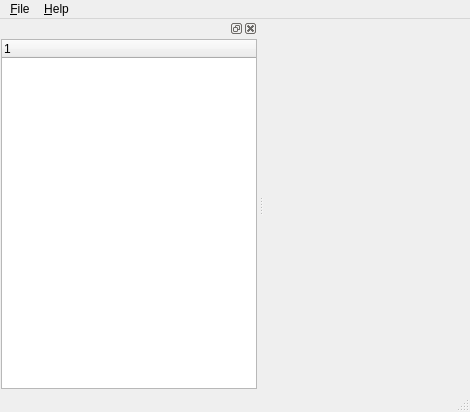
Old version of the form src/ui/mainwindow.ui in the repository jablonkai/QDictionary.
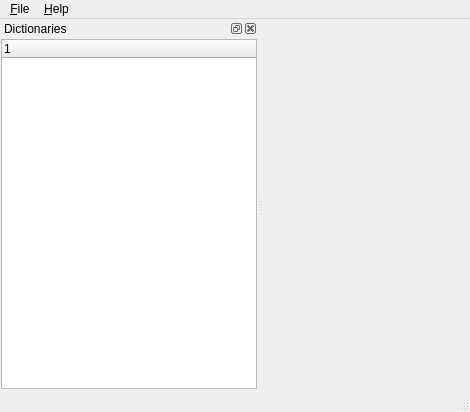
New version of the form. Custom widgets are drawn as their Qt base class.

```diff
--- a/src/ui/mainwindow.ui
+++ b/src/ui/mainwindow.ui
@@ -47,6 +47,9 @@
    <property name="allowedAreas" >
     <set>Qt::LeftDockWidgetArea|Qt::NoDockWidgetArea|Qt::RightDockWidgetArea</set>
    </property>
+   <property name="windowTitle" >
+    <string>Dictionaries</string>
+   </property>
    <attribute name="dockWidgetArea" >
     <number>1</number>
    </attribute>
```
